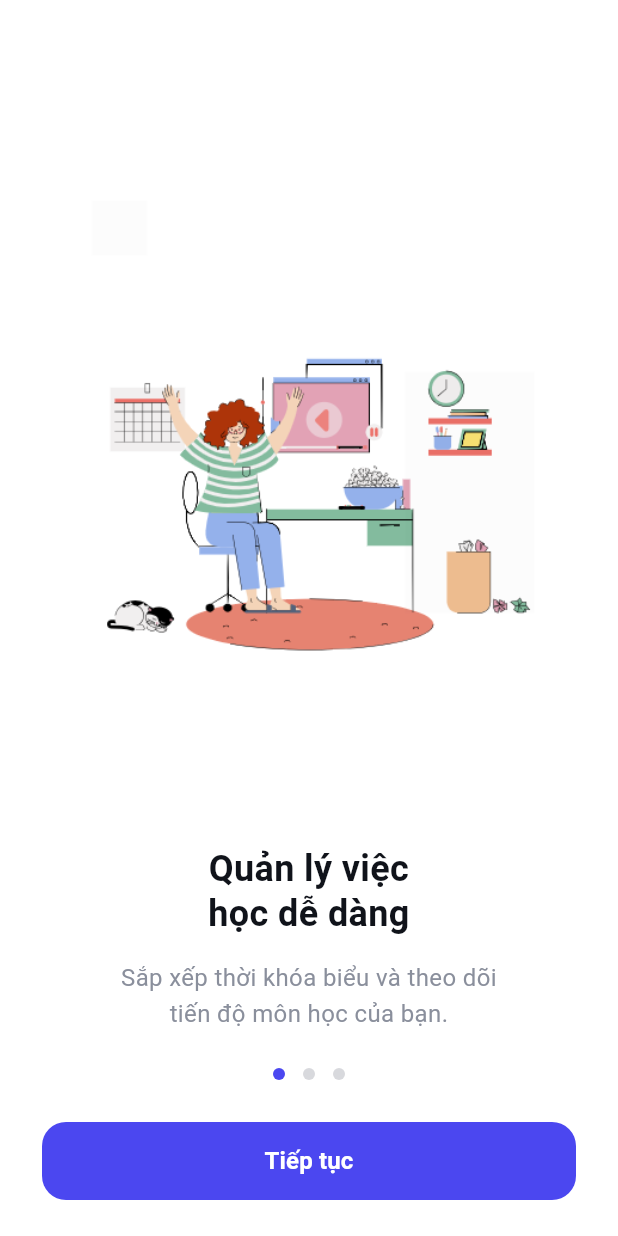
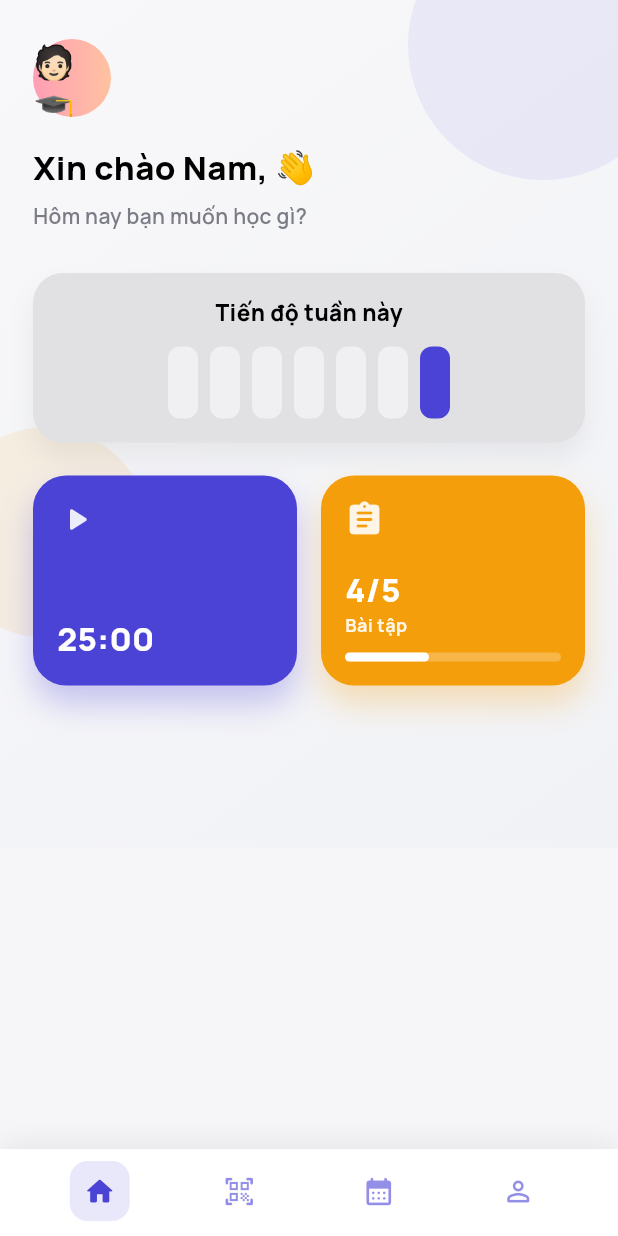
Before and after one commit to Ltuan126/studymate, a Flutter app: the screen it shows after launch, on a phone screen of 412 x 824 dp. Run offline on Flutter 3.47's test engine with Material 3 defaults, Android fonts, the phone set to English and light mode, and no system bars; our stand-ins replace cloud_firestore, firebase_auth, firebase_core, google_fonts; accounts and stored records are empty.

Commit message:
add home dashboard + update onboarding/register flows

```diff
--- a/lib/features/auth/presentation/onboarding/onboarding_1_screen.dart
+++ b/lib/features/auth/presentation/onboarding/onboarding_1_screen.dart
@@ -9,7 +9,7 @@ class Onboarding1Screen extends StatelessWidget {
   Widget build(BuildContext context) {
     return OnboardingLayout(
       imageAsset: 'assets/images/onboarding.png',
-      title: 'Quản lý việc\nhọc dễ dàng',
+      title: 'Tối ưu tập \ntrung',
       description: 'Sắp xếp thời khóa biểu và theo dõi\n'
           'tiến độ môn học của bạn.',
       currentIndex: 1,
--- a/lib/features/auth/presentation/onboarding/onboarding_2_screen.dart
+++ b/lib/features/auth/presentation/onboarding/onboarding_2_screen.dart
@@ -9,7 +9,7 @@ class Onboarding2Screen extends StatelessWidget {
   Widget build(BuildContext context) {
     return OnboardingLayout(
       imageAsset: 'assets/images/onboarding.png',
-      title: 'Quản lý việc\nhọc dễ dàng',
+      title: 'Theo dõi tiến \nđộ',
       description: 'Sắp xếp thời khóa biểu và theo dõi\n'
           'tiến độ môn học của bạn.',
       currentIndex: 2,
--- a/lib/features/auth/presentation/register_screen.dart
+++ b/lib/features/auth/presentation/register_screen.dart
@@ -82,8 +82,14 @@ class _RegisterScreenState extends State<RegisterScreen> {
                   SizedBox(
                     width: double.infinity,
                     height: 60,
-                    child: ElevatedButton(
-                      onPressed: () {},
+                  child: ElevatedButton(
+                      onPressed: () {
+                        Navigator.of(context).pushReplacement(
+                          MaterialPageRoute(
+                            builder: (_) => const LoginScreen(),
+                          ),
+                        );
+                      },
                       style: ElevatedButton.styleFrom(
                         backgroundColor: primary,
                         foregroundColor: Colors.white,
--- /dev/null
+++ b/lib/features/home/presentation/home_dashboard_screen.dart
@@ -0,0 +1,344 @@
+import 'package:flutter/material.dart';
+import 'package:google_fonts/google_fonts.dart';
+
+class HomeDashboardScreen extends StatelessWidget {
+  const HomeDashboardScreen({super.key});
+
+  @override
+  Widget build(BuildContext context) {
+    const bg = Color(0xFFF6F6F8);
+    const card = Color(0xFFE1E1E4);
+    const primary = Color(0xFF4B42D6);
+    const accent = Color(0xFFF59E0B);
+    const muted = Color(0xFF7C7C86);
+
+    return Scaffold(
+      backgroundColor: bg,
+      body: Stack(
+        children: [
+          Positioned.fill(
+            child: Container(
+              decoration: const BoxDecoration(
+                gradient: LinearGradient(
+                  begin: Alignment.topLeft,
+                  end: Alignment.bottomRight,
+                  colors: [
+                    Color(0xFFF8F8FA),
+                    Color(0xFFF1F2F6),
+                  ],
+                ),
+              ),
+            ),
+          ),
+          Positioned(
+            top: -60,
+            right: -40,
+            child: Container(
+              width: 180,
+              height: 180,
+              decoration: BoxDecoration(
+                color: const Color(0xFF4B42D6).withOpacity(0.08),
+                shape: BoxShape.circle,
+              ),
+            ),
+          ),
+          Positioned(
+            bottom: 140,
+            left: -40,
+            child: Container(
+              width: 140,
+              height: 140,
+              decoration: BoxDecoration(
+                color: const Color(0xFFF59E0B).withOpacity(0.10),
+                shape: BoxShape.circle,
+              ),
+            ),
+          ),
+          SafeArea(
+            child: SingleChildScrollView(
+              padding: const EdgeInsets.symmetric(horizontal: 22, vertical: 18),
+              child: Column(
+                crossAxisAlignment: CrossAxisAlignment.start,
+                children: [
+                  const SizedBox(height: 8),
+                  _Avatar(),
+                  const SizedBox(height: 18),
+                  Text(
+                    'Xin chào Nam, 👋',
+                    style: GoogleFonts.manrope(
+                      fontSize: 22,
+                      fontWeight: FontWeight.w800,
+                      color: Colors.black,
+                    ),
+                  ),
+                  const SizedBox(height: 6),
+                  Text(
+                    'Hôm nay bạn muốn học gì?',
+                    style: GoogleFonts.manrope(
+                      fontSize: 14,
+                      fontWeight: FontWeight.w600,
+                      color: muted,
+                    ),
+                  ),
+                  const SizedBox(height: 28),
+                  _ProgressCard(
+                    title: 'Tiến độ tuần này',
+                    color: card,
+                    activeColor: primary,
+                  ),
+                  const SizedBox(height: 22),
+                  Row(
+                    children: [
+                      Expanded(
+                        child: _StatCard(
+                          color: primary,
+                          label: '25:00',
+                          sub: ' ',
+                          icon: Icons.play_arrow_rounded,
+                        ),
+                      ),
+                      const SizedBox(width: 16),
+                      Expanded(
+                        child: _StatCard(
+                          color: accent,
+                          label: '4/5',
+                          sub: 'Bài tập',
+                          icon: Icons.assignment_rounded,
+                          showProgress: true,
+                        ),
+                      ),
+                    ],
+                  ),
+                  const SizedBox(height: 90),
+                ],
+              ),
+            ),
+          ),
+        ],
+      ),
+      bottomNavigationBar: const _BottomNav(),
+    );
+  }
+}
+
+class _Avatar extends StatelessWidget {
+  @override
+  Widget build(BuildContext context) {
+    return Container(
+      width: 52,
+      height: 52,
+      decoration: const BoxDecoration(
+        shape: BoxShape.circle,
+        gradient: LinearGradient(
+          colors: [Color(0xFFFF9EB5), Color(0xFFFFC2A0)],
+        ),
+      ),
+      child: const Center(
+        child: Text(
+          '🧑🏻‍🎓',
+          style: TextStyle(fontSize: 22),
+        ),
+      ),
+    );
+  }
+}
+
+class _ProgressCard extends StatelessWidget {
+  final String title;
+  final Color color;
+  final Color activeColor;
+
+  const _ProgressCard({
+    required this.title,
+    required this.color,
+    required this.activeColor,
+  });
+
+  @override
+  Widget build(BuildContext context) {
+    final bars = List.generate(7, (index) => index);
+
+    return Container(
+      padding: const EdgeInsets.symmetric(horizontal: 18, vertical: 16),
+      decoration: BoxDecoration(
+        color: color,
+        borderRadius: BorderRadius.circular(20),
+        boxShadow: [
+          BoxShadow(
+            color: Colors.black.withOpacity(0.06),
+            blurRadius: 14,
+            offset: const Offset(0, 10),
+          ),
+        ],
+      ),
+      child: Column(
+        children: [
+          Text(
+            title,
+            style: GoogleFonts.manrope(
+              fontSize: 15,
+              fontWeight: FontWeight.w800,
+              color: Colors.black,
+            ),
+          ),
+          const SizedBox(height: 12),
+          Row(
+            mainAxisAlignment: MainAxisAlignment.center,
+            children: bars.map((index) {
+              final isActive = index == bars.length - 1;
+              return Container(
+                margin: const EdgeInsets.symmetric(horizontal: 4),
+                width: 20,
+                height: 48,
+                decoration: BoxDecoration(
+                  color: isActive ? activeColor : Colors.white.withOpacity(0.5),
+                  borderRadius: BorderRadius.circular(8),
+                ),
+              );
+            }).toList(),
+          ),
+        ],
+      ),
+    );
+  }
+}
+
+class _StatCard extends StatelessWidget {
+  final Color color;
+  final String label;
+  final String sub;
+  final IconData icon;
+  final bool showProgress;
+
+  const _StatCard({
+    required this.color,
+    required this.label,
+    required this.sub,
+    required this.icon,
+    this.showProgress = false,
+  });
+
+  @override
+  Widget build(BuildContext context) {
+    return Container(
+      height: 140,
+      padding: const EdgeInsets.all(16),
+      decoration: BoxDecoration(
+        color: color,
+        borderRadius: BorderRadius.circular(22),
+        boxShadow: [
+          BoxShadow(
+            color: color.withOpacity(0.28),
+            blurRadius: 18,
+            offset: const Offset(0, 12),
+          ),
+        ],
+      ),
+      child: Column(
+        crossAxisAlignment: CrossAxisAlignment.start,
+        children: [
+          Icon(icon, color: Colors.white.withOpacity(0.9), size: 26),
+          const Spacer(),
+          Text(
+            label,
+            style: GoogleFonts.manrope(
+              fontSize: 22,
+              fontWeight: FontWeight.w800,
+              color: Colors.white,
+            ),
+          ),
+          if (sub.trim().isNotEmpty)
+            Text(
+              sub,
+              style: GoogleFonts.manrope(
+                fontSize: 12,
+                fontWeight: FontWeight.w700,
+                color: Colors.white.withOpacity(0.9),
+              ),
+            ),
+          if (showProgress) ...[
+            const SizedBox(height: 10),
+            Container(
+              height: 6,
+              decoration: BoxDecoration(
+                color: Colors.white.withOpacity(0.25),
+                borderRadius: BorderRadius.circular(99),
+              ),
+              child: Align(
+                alignment: Alignment.centerLeft,
+                child: Container(
+                  width: 56,
+                  decoration: BoxDecoration(
+                    color: Colors.white,
+                    borderRadius: BorderRadius.circular(99),
+                  ),
+                ),
+              ),
+            ),
+          ],
+        ],
+      ),
+    );
+  }
+}
+
+class _BottomNav extends StatelessWidget {
+  const _BottomNav();
+
+  @override
+  Widget build(BuildContext context) {
+    const primary = Color(0xFF4B42D6);
+
+    return Container(
+      padding: const EdgeInsets.only(left: 20, right: 20, bottom: 10, top: 8),
+      decoration: const BoxDecoration(
+        color: Colors.white,
+        boxShadow: [
+          BoxShadow(
+            color: Color(0x11000000),
+            blurRadius: 16,
+            offset: Offset(0, -4),
+          ),
+        ],
+      ),
+      child: Row(
+        mainAxisAlignment: MainAxisAlignment.spaceAround,
+        children: [
+          _NavIcon(icon: Icons.home_rounded, active: true, color: primary),
+          _NavIcon(icon: Icons.qr_code_scanner_rounded, color: primary),
+          _NavIcon(icon: Icons.calendar_month_rounded, color: primary),
+          _NavIcon(icon: Icons.person_outline_rounded, color: primary),
+        ],
+      ),
+    );
+  }
+}
+
+class _NavIcon extends StatelessWidget {
+  final IconData icon;
+  final bool active;
+  final Color color;
+
+  const _NavIcon({
+    required this.icon,
+    this.active = false,
+    required this.color,
+  });
+
+  @override
+  Widget build(BuildContext context) {
+    return Container(
+      width: 40,
+      height: 40,
+      decoration: BoxDecoration(
+        color: active ? color.withOpacity(0.12) : Colors.transparent,
+        borderRadius: BorderRadius.circular(12),
+      ),
+      child: Icon(
+        icon,
+        color: active ? color : color.withOpacity(0.6),
+        size: 22,
+      ),
+    );
+  }
+}
--- a/lib/main.dart
+++ b/lib/main.dart
@@ -2,6 +2,7 @@ import 'package:flutter/material.dart';
 import 'package:firebase_core/firebase_core.dart';
 import 'features/auth/presentation/onboarding/onboarding_1_screen.dart';
 import 'features/auth/presentation/onboarding/onboarding_layout.dart';
+import 'features/home/presentation/home_dashboard_screen.dart';
 
 Future<void> main() async {
   WidgetsFlutterBinding.ensureInitialized();
@@ -17,7 +18,7 @@ class MyApp extends StatelessWidget {
   Widget build(BuildContext context) {
     return const MaterialApp(
       debugShowCheckedModeBanner: false,
-      home: StartOnboardingScreen(),
+      home: HomeDashboardScreen(),
     );
   }
 }
--- a/pubspec.yaml
+++ b/pubspec.yaml
@@ -32,6 +32,8 @@ dependencies:
     sdk: flutter
   firebase_core: ^3.0.0
   firebase_auth: ^5.0.0
+  cloud_firestore: ^5.0.0
+  google_fonts: ^6.2.1
 
   # The following adds the Cupertino Icons font to your application.
   # Use with the CupertinoIcons class for iOS style icons.
```
Also changed, not shown: pubspec.lock, 4 other files.
